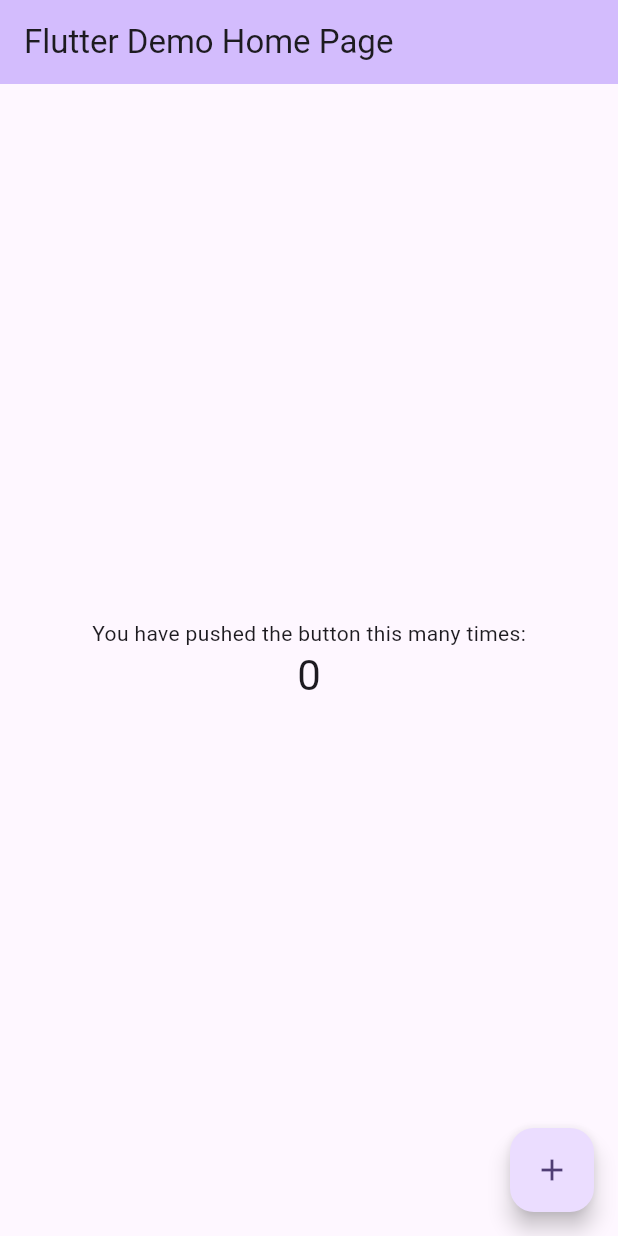
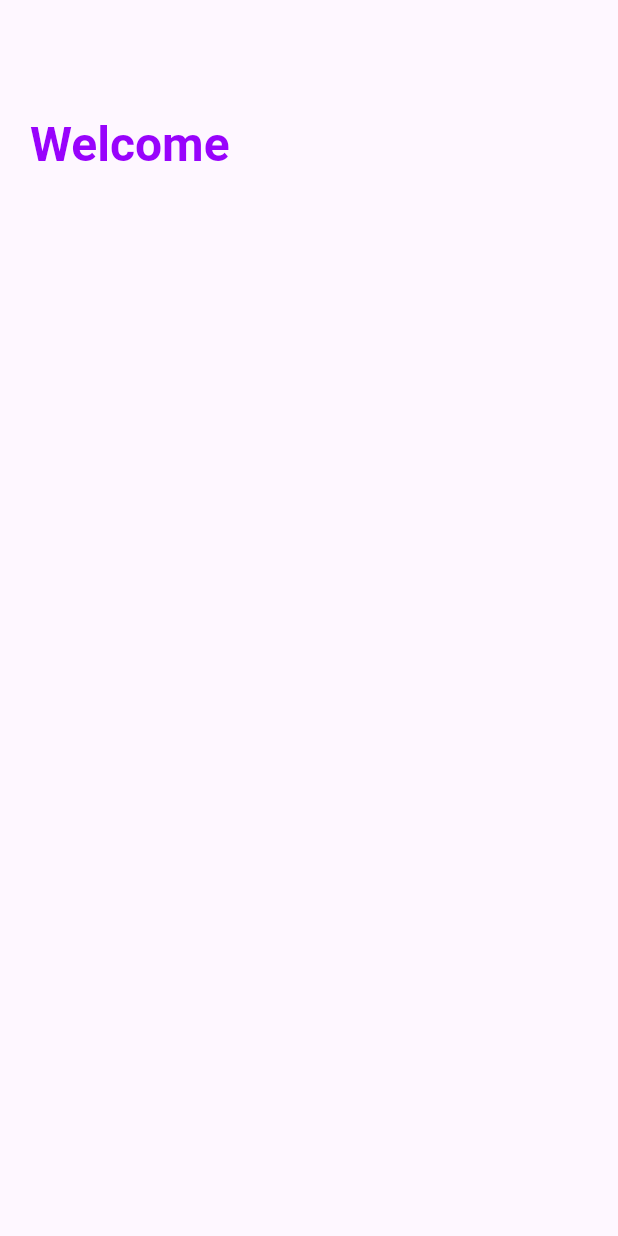
Before and after one commit to gamalahmed3265/Simple-Login-Page-Flutter, a Flutter app: the screen it shows after launch, on a phone screen of 412 x 824 dp. Run offline on Flutter 3.47's test engine with Material 2 defaults, Android fonts, the light colour scheme and no system bars.

Commit message:
add Title Of Login

```diff
--- /dev/null
+++ b/lib/login_page.dart
@@ -0,0 +1,36 @@
+import 'package:flutter/material.dart';
+import 'package:moiveui/utils.dart';
+
+class LoginPage extends StatelessWidget {
+  const LoginPage({super.key});
+
+  @override
+  Widget build(BuildContext context) {
+    return Scaffold(
+      appBar: AppBar(),
+      body: const Padding(
+        padding: EdgeInsets.all(20.0),
+        child: Column(
+          children: [TitleOfLogin()],
+        ),
+      ),
+    );
+  }
+}
+
+class TitleOfLogin extends StatelessWidget {
+  const TitleOfLogin({
+    super.key,
+  });
+
+  @override
+  Widget build(BuildContext context) {
+    return Text(
+      "Welcome",
+      style: Theme.of(context)
+          .textTheme
+          .headlineLarge
+          ?.copyWith(color: mainColor, fontWeight: FontWeight.bold),
+    );
+  }
+}
--- a/lib/main.dart
+++ b/lib/main.dart
@@ -1,4 +1,6 @@
 import 'package:flutter/material.dart';
+
+import 'login_page.dart';
 
 void main() {
   runApp(const MyApp());
@@ -11,115 +13,12 @@ class MyApp extends StatelessWidget {
   @override
   Widget build(BuildContext context) {
     return MaterialApp(
-      title: 'Flutter Demo',
-      theme: ThemeData(
-        // This is the theme of your application.
-        //
-        // TRY THIS: Try running your application with "flutter run". You'll see
-        // the application has a blue toolbar. Then, without quitting the app,
-        // try changing the seedColor in the colorScheme below to Colors.green
-        // and then invoke "hot reload" (save your changes or press the "hot
-        // reload" button in a Flutter-supported IDE, or press "r" if you used
-        // the command line to start the app).
-        //
-        // Notice that the counter didn't reset back to zero; the application
-        // state is not lost during the reload. To reset the state, use hot
-        // restart instead.
-        //
-        // This works for code too, not just values: Most code changes can be
-        // tested with just a hot reload.
-        colorScheme: ColorScheme.fromSeed(seedColor: Colors.deepPurple),
-        useMaterial3: true,
-      ),
-      home: const MyHomePage(title: 'Flutter Demo Home Page'),
-    );
+        title: 'Flutter Demo',
+        debugShowCheckedModeBanner: false,
+        theme: ThemeData(
+          colorScheme: ColorScheme.fromSeed(seedColor: Colors.deepPurple),
+          useMaterial3: true,
+        ),
+        home: const LoginPage());
   }
 }
-
-class MyHomePage extends StatefulWidget {
-  const MyHomePage({super.key, required this.title});
-
-  // This widget is the home page of your application. It is stateful, meaning
-  // that it has a State object (defined below) that contains fields that affect
-  // how it looks.
-
-  // This class is the configuration for the state. It holds the values (in this
-  // case the title) provided by the parent (in this case the App widget) and
-  // used by the build method of the State. Fields in a Widget subclass are
-  // always marked "final".
-
-  final String title;
-
-  @override
-  State<MyHomePage> createState() => _MyHomePageState();
-}
-
-class _MyHomePageState extends State<MyHomePage> {
-  int _counter = 0;
-
-  void _incrementCounter() {
-    setState(() {
-      // This call to setState tells the Flutter framework that something has
-      // changed in this State, which causes it to rerun the build method below
-      // so that the display can reflect the updated values. If we changed
-      // _counter without calling setState(), then the build method would not be
-      // called again, and so nothing would appear to happen.
-      _counter++;
-    });
-  }
-
-  @override
-  Widget build(BuildContext context) {
-    // This method is rerun every time setState is called, for instance as done
-    // by the _incrementCounter method above.
-    //
-    // The Flutter framework has been optimized to make rerunning build methods
-    // fast, so that you can just rebuild anything that needs updating rather
-    // than having to individually change instances of widgets.
-    return Scaffold(
-      appBar: AppBar(
-        // TRY THIS: Try changing the color here to a specific color (to
-        // Colors.amber, perhaps?) and trigger a hot reload to see the AppBar
-        // change color while the other colors stay the same.
-        backgroundColor: Theme.of(context).colorScheme.inversePrimary,
-        // Here we take the value from the MyHomePage object that was created by
-        // the App.build method, and use it to set our appbar title.
-        title: Text(widget.title),
-      ),
-      body: Center(
-        // Center is a layout widget. It takes a single child and positions it
-        // in the middle of the parent.
-        child: Column(
-          // Column is also a layout widget. It takes a list of children and
-          // arranges them vertically. By default, it sizes itself to fit its
-          // children horizontally, and tries to be as tall as its parent.
-          //
-          // Column has various properties to control how it sizes itself and
-          // how it positions its children. Here we use mainAxisAlignment to
-          // center the children vertically; the main axis here is the vertical
-          // axis because Columns are vertical (the cross axis would be
-          // horizontal).
-          //
-          // TRY THIS: Invoke "debug painting" (choose the "Toggle Debug Paint"
-          // action in the IDE, or press "p" in the console), to see the
-          // wireframe for each widget.
-          mainAxisAlignment: MainAxisAlignment.center,
-          children: <Widget>[
-            const Text(
-              'You have pushed the button this many times:',
-            ),
-            Text(
-              '$_counter',
-              style: Theme.of(context).textTheme.headlineMedium,
-            ),
-          ],
-        ),
-      ),
-      floatingActionButton: FloatingActionButton(
-        onPressed: _incrementCounter,
-        tooltip: 'Increment',
-        child: const Icon(Icons.add),
-      ), // This trailing comma makes auto-formatting nicer for build methods.
-    );
-  }
-}
--- /dev/null
+++ b/lib/utils.dart
@@ -0,0 +1,3 @@
+import 'package:flutter/material.dart';
+
+const Color mainColor = Color.fromARGB(255, 152, 3, 252);
```
